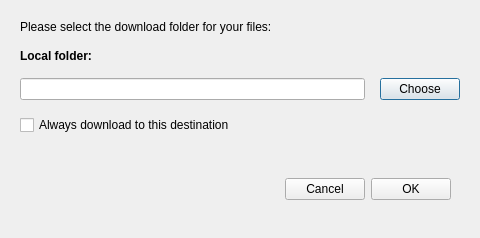
Qt form src/MEGASync/gui/ui/DownloadFromMegaDialog.ui (meganz/MEGAsync) before a commit.
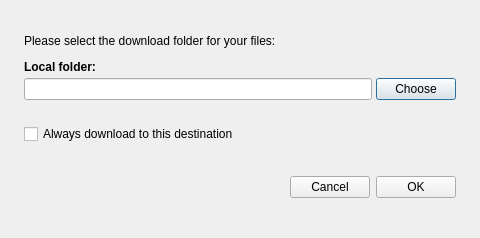
The same form after that commit.

Commit message: SNC-5826: Update layout from Download from mega dialog to be ajusted to design.

Diff of the .ui file:
```diff
--- a/src/MEGASync/gui/ui/DownloadFromMegaDialog.ui
+++ b/src/MEGASync/gui/ui/DownloadFromMegaDialog.ui
@@ -42,19 +42,19 @@
   </property>
   <layout class="QVBoxLayout" name="verticalLayout_2">
    <property name="spacing">
-    <number>15</number>
+    <number>12</number>
    </property>
    <property name="leftMargin">
-    <number>20</number>
+    <number>24</number>
    </property>
    <property name="topMargin">
-    <number>10</number>
+    <number>24</number>
    </property>
    <property name="rightMargin">
-    <number>20</number>
+    <number>24</number>
    </property>
    <property name="bottomMargin">
-    <number>10</number>
+    <number>24</number>
    </property>
    <item>
     <widget class="QLabel" name="infoLabel">
@@ -80,6 +80,12 @@
    </item>
    <item>
     <layout class="QVBoxLayout" name="verticalLayout">
+     <property name="spacing">
+      <number>4</number>
+     </property>
+     <property name="bottomMargin">
+      <number>0</number>
+     </property>
      <item>
       <widget class="QLabel" name="label_2">
        <property name="sizePolicy">
@@ -101,7 +107,7 @@
           <bool>true</bool>
          </property>
          <property name="sizePolicy">
-          <sizepolicy hsizetype="MinimumExpanding" vsizetype="Fixed">
+          <sizepolicy hsizetype="Expanding" vsizetype="Preferred">
            <horstretch>0</horstretch>
            <verstretch>0</verstretch>
           </sizepolicy>
@@ -155,6 +161,22 @@
      </item>
     </layout>
    </item>
+   <item>
+    <spacer name="verticalSpacer">
+     <property name="orientation">
+      <enum>Qt::Vertical</enum>
+     </property>
+     <property name="sizeType">
+      <enum>QSizePolicy::Fixed</enum>
+     </property>
+     <property name="sizeHint" stdset="0">
+      <size>
+       <width>20</width>
+       <height>12</height>
+      </size>
+     </property>
+    </spacer>
+   </item>
    <item>
     <widget class="QCheckBox" name="cDefaultPath">
      <property name="enabled">
@@ -177,6 +199,22 @@
      </property>
     </widget>
    </item>
+   <item>
+    <spacer name="verticalSpacer_2">
+     <property name="orientation">
+      <enum>Qt::Vertical</enum>
+     </property>
+     <property name="sizeType">
+      <enum>QSizePolicy::Fixed</enum>
+     </property>
+     <property name="sizeHint" stdset="0">
+      <size>
+       <width>20</width>
+       <height>5</height>
+      </size>
+     </property>
+    </spacer>
+   </item>
    <item>
     <widget class="QWidget" name="bLayout" native="true">
      <property name="maximumSize">
@@ -186,9 +224,18 @@
       </size>
      </property>
      <layout class="QHBoxLayout" name="horizontalLayout_2">
+      <property name="spacing">
+       <number>6</number>
+      </property>
+      <property name="leftMargin">
+       <number>0</number>
+      </property>
       <property name="topMargin">
        <number>0</number>
       </property>
+      <property name="rightMargin">
+       <number>0</number>
+      </property>
       <property name="bottomMargin">
        <number>0</number>
       </property>
```
Left out of the diff: 9 changed lines with no effect on the pictures.
